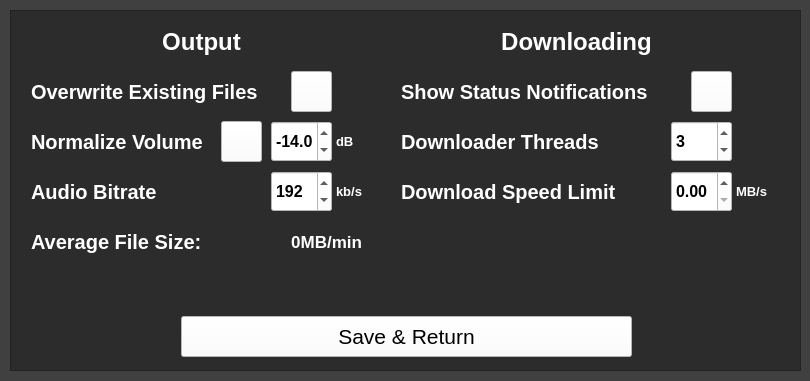
WilliamSchack/Spotify-Downloader, file Spotify Downloader/SpotifyDownloader.ui: the form before one commit.
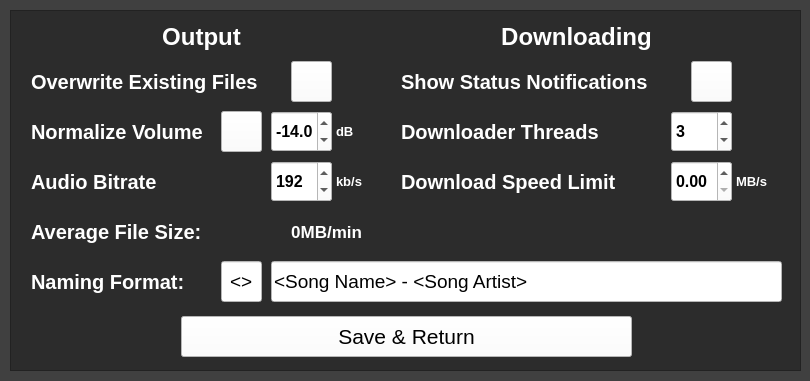
The form after the commit. The open tabs and pages were chosen to show the change. Icons and pictures are not drawn. Custom widgets are drawn as their Qt base class.

Commit message:
File Output Name Customisation
- Implemented changing output file name
- Custom enclosing tag character support
- Added multiple tags to name the file (Will be added to readme on release)

The edit to the form file:
```diff
--- a/Spotify Downloader/SpotifyDownloader.ui
+++ b/Spotify Downloader/SpotifyDownloader.ui
@@ -265,7 +265,7 @@
      <property name="geometry">
       <rect>
        <x>660</x>
-       <y>160</y>
+       <y>150</y>
        <width>61</width>
        <height>41</height>
       </rect>
@@ -298,7 +298,7 @@
      <property name="geometry">
       <rect>
        <x>20</x>
-       <y>110</y>
+       <y>100</y>
        <width>181</width>
        <height>41</height>
       </rect>
@@ -327,7 +327,7 @@
      <property name="geometry">
       <rect>
        <x>680</x>
-       <y>60</y>
+       <y>50</y>
        <width>41</width>
        <height>41</height>
       </rect>
@@ -380,7 +380,7 @@
      <property name="geometry">
       <rect>
        <x>325</x>
-       <y>110</y>
+       <y>100</y>
        <width>41</width>
        <height>41</height>
       </rect>
@@ -409,7 +409,7 @@
      <property name="geometry">
       <rect>
        <x>280</x>
-       <y>60</y>
+       <y>50</y>
        <width>41</width>
        <height>41</height>
       </rect>
@@ -431,7 +431,7 @@
      <property name="geometry">
       <rect>
        <x>390</x>
-       <y>60</y>
+       <y>50</y>
        <width>261</width>
        <height>41</height>
       </rect>
@@ -457,7 +457,7 @@
      <property name="geometry">
       <rect>
        <x>725</x>
-       <y>160</y>
+       <y>150</y>
        <width>41</width>
        <height>41</height>
       </rect>
@@ -486,7 +486,7 @@
      <property name="geometry">
       <rect>
        <x>260</x>
-       <y>110</y>
+       <y>100</y>
        <width>61</width>
        <height>41</height>
       </rect>
@@ -534,7 +534,7 @@
      <property name="geometry">
       <rect>
        <x>210</x>
-       <y>110</y>
+       <y>100</y>
        <width>41</width>
        <height>41</height>
       </rect>
@@ -556,7 +556,7 @@
      <property name="geometry">
       <rect>
        <x>20</x>
-       <y>60</y>
+       <y>50</y>
        <width>231</width>
        <height>41</height>
       </rect>
@@ -582,7 +582,7 @@
      <property name="geometry">
       <rect>
        <x>390</x>
-       <y>160</y>
+       <y>150</y>
        <width>231</width>
        <height>41</height>
       </rect>
@@ -608,7 +608,7 @@
      <property name="geometry">
       <rect>
        <x>390</x>
-       <y>110</y>
+       <y>100</y>
        <width>261</width>
        <height>41</height>
       </rect>
@@ -637,7 +637,7 @@
      <property name="geometry">
       <rect>
        <x>660</x>
-       <y>110</y>
+       <y>100</y>
        <width>61</width>
        <height>41</height>
       </rect>
@@ -679,7 +679,7 @@
      <property name="geometry">
       <rect>
        <x>260</x>
-       <y>160</y>
+       <y>150</y>
        <width>61</width>
        <height>41</height>
       </rect>
@@ -727,7 +727,7 @@
      <property name="geometry">
       <rect>
        <x>325</x>
-       <y>160</y>
+       <y>150</y>
        <width>41</width>
        <height>41</height>
       </rect>
@@ -753,7 +753,7 @@
      <property name="geometry">
       <rect>
        <x>20</x>
-       <y>160</y>
+       <y>150</y>
        <width>181</width>
        <height>41</height>
       </rect>
@@ -779,7 +779,7 @@
      <property name="geometry">
       <rect>
        <x>20</x>
-       <y>210</y>
+       <y>200</y>
        <width>171</width>
        <height>41</height>
       </rect>
@@ -805,7 +805,7 @@
      <property name="geometry">
       <rect>
        <x>200</x>
-       <y>210</y>
+       <y>200</y>
        <width>151</width>
        <height>41</height>
       </rect>
@@ -842,7 +842,7 @@
        <x>20</x>
        <y>10</y>
        <width>341</width>
-       <height>41</height>
+       <height>31</height>
       </rect>
      </property>
      <property name="font">
@@ -869,7 +869,7 @@
        <x>390</x>
        <y>10</y>
        <width>351</width>
-       <height>41</height>
+       <height>31</height>
       </rect>
      </property>
      <property name="font">
@@ -890,6 +890,109 @@
       <set>Qt::AlignCenter</set>
      </property>
     </widget>
+    <widget class="QLineEdit" name="SongOutputFormatInput">
+     <property name="geometry">
+      <rect>
+       <x>260</x>
+       <y>250</y>
+       <width>511</width>
+       <height>41</height>
+      </rect>
+     </property>
+     <property name="font">
+      <font>
+       <pointsize>14</pointsize>
+      </font>
+     </property>
+     <property name="mouseTracking">
+      <bool>false</bool>
+     </property>
+     <property name="toolTip">
+      <string>&lt;html&gt;&lt;head/&gt;&lt;body&gt;&lt;p&gt;&lt;span style=&quot; font-weight:700;&quot;&gt;Output Naming Format&lt;br/&gt;&lt;/span&gt;Specify the way each song will be named&lt;/p&gt;&lt;p&gt;eg. If the song is called &amp;quot;DelTree by Jam2go&amp;quot;&lt;br/&gt;&lt;span style=&quot; font-weight:700;&quot;&gt;Naming: &lt;/span&gt;&amp;quot;&amp;lt;&amp;gt;&amp;quot; : &amp;quot;&amp;lt;Song Name&amp;gt; - &amp;lt;Artist Name&amp;gt;&amp;quot;, &lt;span style=&quot; font-weight:700;&quot;&gt;Output: &lt;/span&gt;&amp;quot;DelTree - Jam2Togo&amp;quot;&lt;br/&gt;&lt;span style=&quot; font-weight:700;&quot;&gt;Naming: &lt;/span&gt;&amp;quot;##&amp;quot;: &amp;quot;#Song Name#&amp;quot;, &lt;span style=&quot; font-weight:700;&quot;&gt;Output: &lt;/span&gt;&amp;quot;DelTree&amp;quot;&lt;/p&gt;&lt;p&gt;&lt;span style=&quot; font-weight:700;&quot;&gt;Available Tags&lt;/span&gt;&lt;br/&gt;&lt;span style=&quot; font-weight:700;&quot;&gt;Song Name&lt;/span&gt; - Name of the song&lt;br/&gt;&lt;span style=&quot; font-weight:700;&quot;&gt;Album Name&lt;/span&gt; - Name of the album&lt;br/&gt;&lt;span style=&quot; font-weight:700;&quot;&gt;Song Artist &lt;/span&gt;- Name of the first artist of a song&lt;br/&gt;&lt;span style=&quot; font-weight:700;&quot;&gt;Song Artists &lt;/span&gt;- Names of each artist of a song (Artist1, Artist2, Artist3, ...)&lt;br/&gt;&lt;span style=&quot; font-weight:700;&quot;&gt;Album Artist &lt;/span&gt;- Name of the first artist of the songs album&lt;br/&gt;&lt;span style=&quot; font-weight:700;&quot;&gt;Album Artists &lt;/span&gt;- Names of each artist of a songs album (Artist1, Artist2, Artist3, ...)&lt;br/&gt;&lt;span style=&quot; font-weight:700;&quot;&gt;Song Time Seconds &lt;/span&gt;- Time of the song in seconds&lt;br/&gt;&lt;span style=&quot; font-weight:700;&quot;&gt;Song Time Minutes&lt;/span&gt; - Time of the song in minutes (01.23)&lt;br/&gt;&lt;span style=&quot; font-weight:700;&quot;&gt;Song Time Hours&lt;/span&gt; - Time of the song in hours (00.01.23)&lt;/p&gt;&lt;/body&gt;&lt;/html&gt;</string>
+     </property>
+     <property name="styleSheet">
+      <string notr="true">background-color: rgb(255, 255, 255);
+selection-background-color: rgb(0, 120, 215);</string>
+     </property>
+     <property name="text">
+      <string>&lt;Song Name&gt; - &lt;Song Artist&gt;</string>
+     </property>
+     <property name="frame">
+      <bool>true</bool>
+     </property>
+     <property name="alignment">
+      <set>Qt::AlignLeading|Qt::AlignLeft|Qt::AlignVCenter</set>
+     </property>
+     <property name="placeholderText">
+      <string>Enter Song Naming Format</string>
+     </property>
+    </widget>
+    <widget class="QLabel" name="SongOutputFormatLabel">
+     <property name="geometry">
+      <rect>
+       <x>20</x>
+       <y>250</y>
+       <width>171</width>
+       <height>41</height>
+      </rect>
+     </property>
+     <property name="font">
+      <font>
+       <family>Segoe UI</family>
+       <pointsize>15</pointsize>
+       <bold>true</bold>
+      </font>
+     </property>
+     <property name="styleSheet">
+      <string notr="true">color: rgb(255, 255, 255);</string>
+     </property>
+     <property name="text">
+      <string>Naming Format:</string>
+     </property>
+     <property name="alignment">
+      <set>Qt::AlignLeading|Qt::AlignLeft|Qt::AlignVCenter</set>
+     </property>
+    </widget>
+    <widget class="QLineEdit" name="SongOutputFormatTagInput">
+     <property name="geometry">
+      <rect>
+       <x>210</x>
+       <y>250</y>
+       <width>41</width>
+       <height>41</height>
+      </rect>
+     </property>
+     <property name="font">
+      <font>
+       <pointsize>14</pointsize>
+      </font>
+     </property>
+     <property name="mouseTracking">
+      <bool>false</bool>
+     </property>
+     <property name="toolTip">
+      <string>&lt;html&gt;&lt;head/&gt;&lt;body&gt;&lt;p&gt;&lt;span style=&quot; font-weight:700;&quot;&gt;Tag Start/End&lt;br/&gt;&lt;/span&gt;Specify the start and end characters of a tag&lt;/p&gt;&lt;p&gt;eg. &amp;quot;&amp;lt;&amp;gt;&amp;quot;&lt;br/&gt;&amp;lt; to enter the tag,&lt;br/&gt;&amp;gt; to exit the tag &lt;/p&gt;&lt;p&gt;Tag examples:&lt;br/&gt;&amp;quot;&amp;lt;&amp;gt;&amp;quot; : &amp;quot;&amp;lt;Song Name&amp;gt;, &amp;lt;Artist Name&amp;gt;&amp;quot;&lt;br/&gt;&amp;quot;##&amp;quot; : &amp;quot;#Song Name#, #Artist Name#&amp;quot;&lt;br/&gt;&amp;quot;!$&amp;quot;: &amp;quot;!Song Name$&amp;quot;, !Artist Name$&lt;/p&gt;&lt;/body&gt;&lt;/html&gt;</string>
+     </property>
+     <property name="styleSheet">
+      <string notr="true">background-color: rgb(255, 255, 255);
+selection-background-color: rgb(0, 120, 215);</string>
+     </property>
+     <property name="text">
+      <string>&lt;&gt;</string>
+     </property>
+     <property name="maxLength">
+      <number>2</number>
+     </property>
+     <property name="frame">
+      <bool>true</bool>
+     </property>
+     <property name="alignment">
+      <set>Qt::AlignCenter</set>
+     </property>
+     <property name="placeholderText">
+      <string>Enter Song Naming Format</string>
+     </property>
+    </widget>
    </widget>
    <widget class="QWidget" name="Processing">
     <widget class="QLabel" name="PauseWarning">
```
The commit also changes 3 other files.
